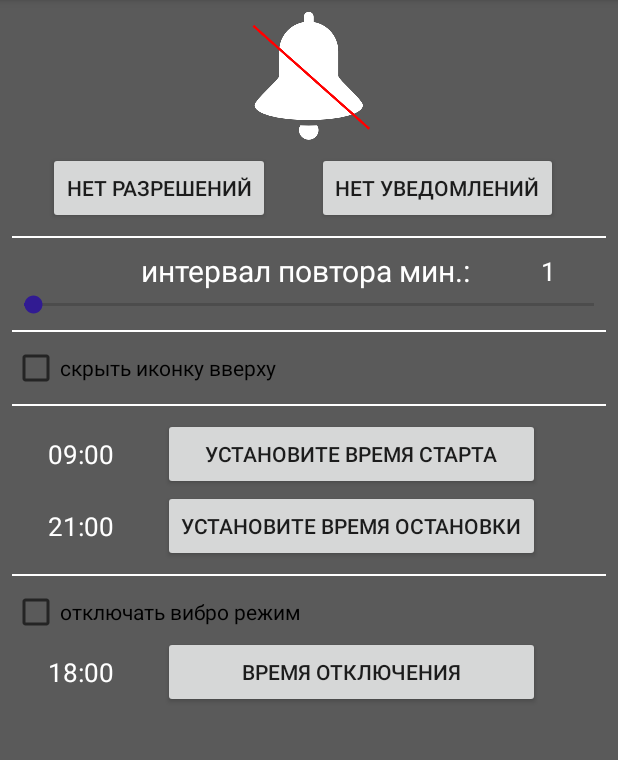
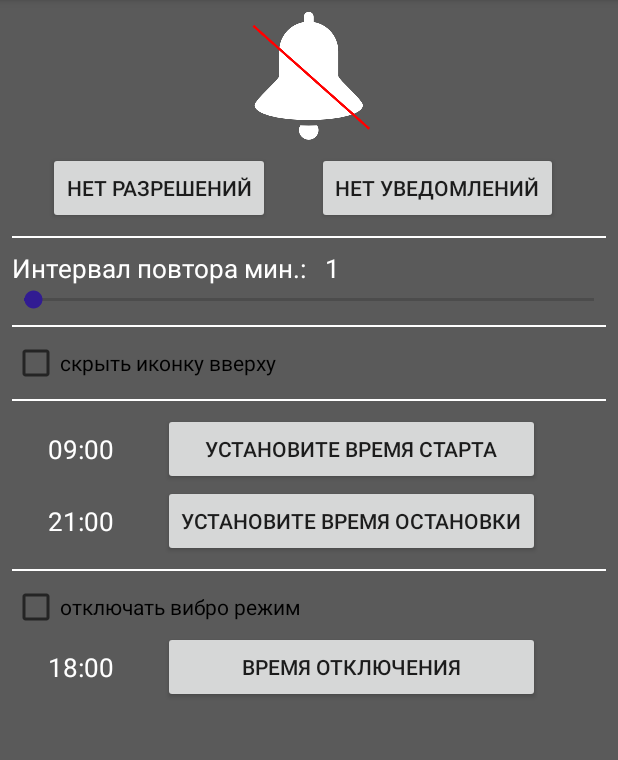
Before and after one commit to progersto/Reminder, an Android app: the screen it shows after launch (MainActivity), on a phone screen of 412 x 824 dp, the part 84-844 px from its top. Run offline under Robolectric (Android 15) with nearby library versions, the phone set to English and light mode, and no system bars.

Commit message:
fix bugs

```diff
--- a/app/src/main/java/com/start/utils/PreferUtil.kt
+++ b/app/src/main/java/com/start/utils/PreferUtil.kt
@@ -48,14 +48,14 @@ fun restoreTimeTo(context: Context): String {
     return prefs.getString(TIME_TO_KEY, "21:00")!!
 }
 
-fun canceledAlarm(context: Context, value: Boolean) {
+fun setAlarm(context: Context, value: Boolean) {
     val prefs = PreferenceManager.getDefaultSharedPreferences(context)
     val editor = prefs.edit()
     editor.putBoolean(ALARM_CANCEL_KEY, value)
     editor.apply()
 }
 
-fun isCancelAlarm(context: Context): Boolean {
+fun isAlarm(context: Context): Boolean {
     val prefs = PreferenceManager.getDefaultSharedPreferences(context)
     val alarmUp = prefs.getBoolean(ALARM_CANCEL_KEY, false)
     if (alarmUp) {
--- a/app/src/main/res/layout/activity_main.xml
+++ b/app/src/main/res/layout/activity_main.xml
@@ -58,10 +58,10 @@
         android:layout_width="wrap_content"
         android:layout_height="wrap_content"
         android:layout_marginTop="8dp"
-        android:text="интервал повтора мин.: "
+        android:text="Интервал повтора мин.: "
+        android:layout_marginStart="8dp"
         android:textColor="@color/white"
-        android:textSize="20sp"
-        app:layout_constraintEnd_toEndOf="parent"
+        android:textSize="17sp"
         app:layout_constraintStart_toStartOf="parent"
         app:layout_constraintTop_toBottomOf="@+id/divider_view3" />
 
@@ -80,12 +80,10 @@
         android:layout_width="wrap_content"
         android:layout_height="wrap_content"
         android:layout_marginStart="8dp"
-        android:layout_marginEnd="8dp"
         android:text="1"
         android:textColor="@color/white"
         android:textSize="17sp"
         app:layout_constraintBottom_toBottomOf="@+id/textView"
-        app:layout_constraintEnd_toEndOf="parent"
         app:layout_constraintStart_toEndOf="@+id/textView"
         app:layout_constraintTop_toTopOf="@+id/textView" />
 
```
Also changed, not shown: app/src/main/AndroidManifest.xml (+11 -7 lines), app/src/main/java/com/start/receivers/AlarmReceiver.kt (+19 -5 lines), app/src/main/java/com/start/reminder/MainActivity.kt (+37 -16 lines), app/src/main/java/com/start/reminder/NotificationService.kt (+5 -30 lines), app/src/main/java/com/start/utils/Extention.kt (added, +37 -0 lines).
